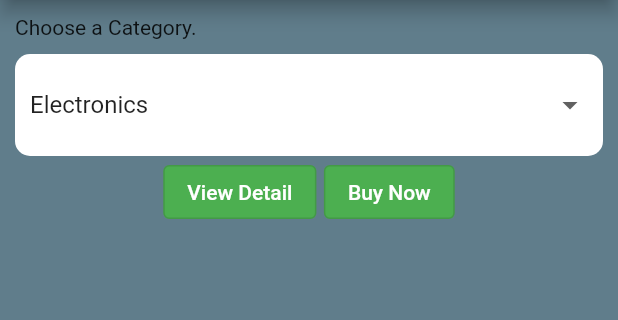
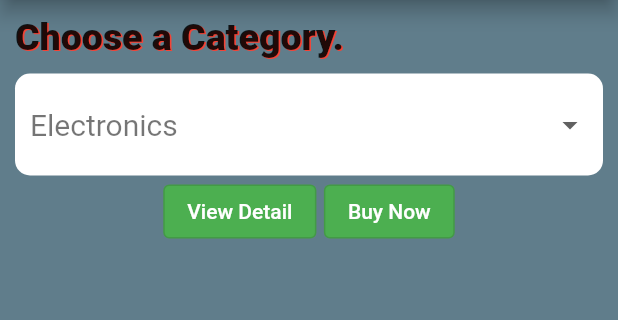
Before and after one commit to MrHamaad/productselection, a Flutter app: the screen it shows after launch, on a phone screen of 412 x 824 dp, the part 84-404 px from its top. Run offline on Flutter 3.47's test engine with Material 3 defaults, Android fonts, the phone set to English and light mode, and no system bars.

Commit message:
added theme for titles

```diff
--- a/lib/main.dart
+++ b/lib/main.dart
@@ -12,6 +12,21 @@ class MyApp extends StatelessWidget {
       theme: ThemeData(
         primarySwatch: Colors.green,
         useMaterial3: false,
+        textTheme: TextTheme(
+          titleMedium: TextStyle(
+              fontSize: 25,
+              fontWeight: FontWeight.w800,
+              shadows: [
+                Shadow(
+                  color: Colors.red,
+                  offset: Offset(1, 1)
+                ),
+              ]
+          ),
+          displayMedium: TextStyle(
+            fontSize: 20
+          )
+        )
       ),
       home: Scaffold(
         appBar: AppBar(
@@ -54,7 +69,12 @@ class _ProductSelectionState extends State<ProductSelection> {
       children: [
         Align(
             alignment: Alignment.topLeft,
-            child: Text("Choose a Category.")),
+            child: FittedBox(
+              child: Text(
+                  "Choose a Category.",
+                  style: Theme.of(context).textTheme.titleMedium,
+              ),
+            )),
         const SizedBox(height: 10,),
         Container(
           width: double.infinity,
@@ -65,11 +85,12 @@ class _ProductSelectionState extends State<ProductSelection> {
           ),
           child: DropdownButtonHideUnderline(
             child: DropdownButton(
+
               isExpanded: true,
                 items: items.map((item)=>
                    DropdownMenuItem(
                     value: item,
-                    child: Text(item),
+                    child: Text(item,style: Theme.of(context).textTheme.displayMedium,),
                 )
                 ).toList(),
                 value: _selectedCategory,
```
